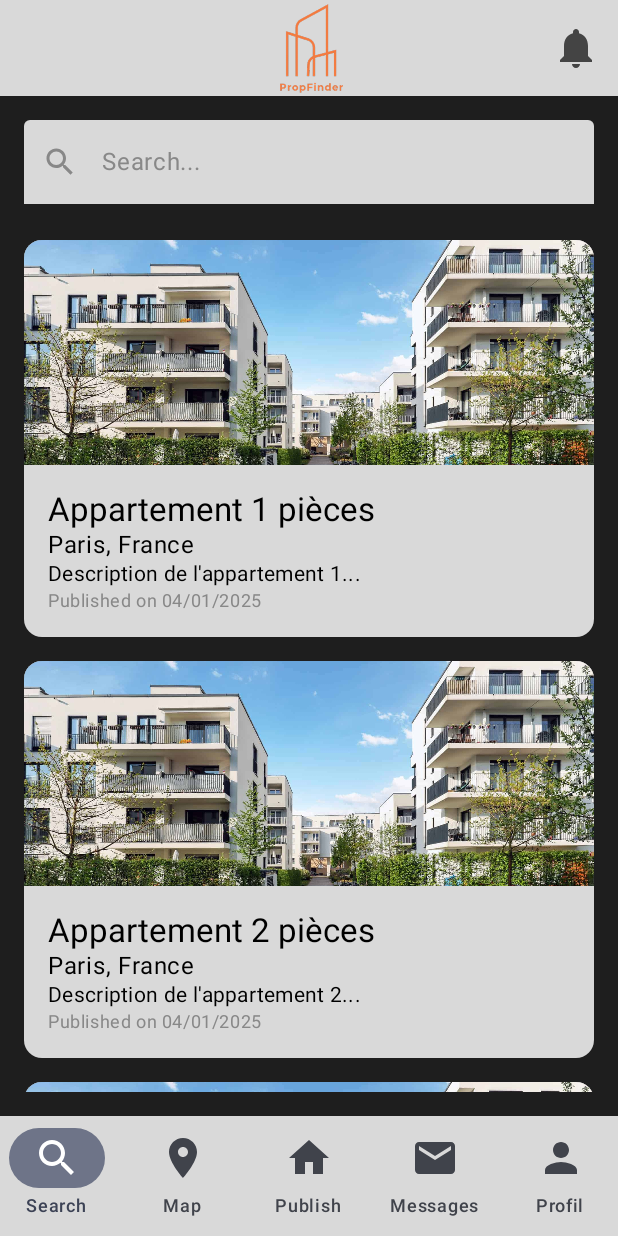
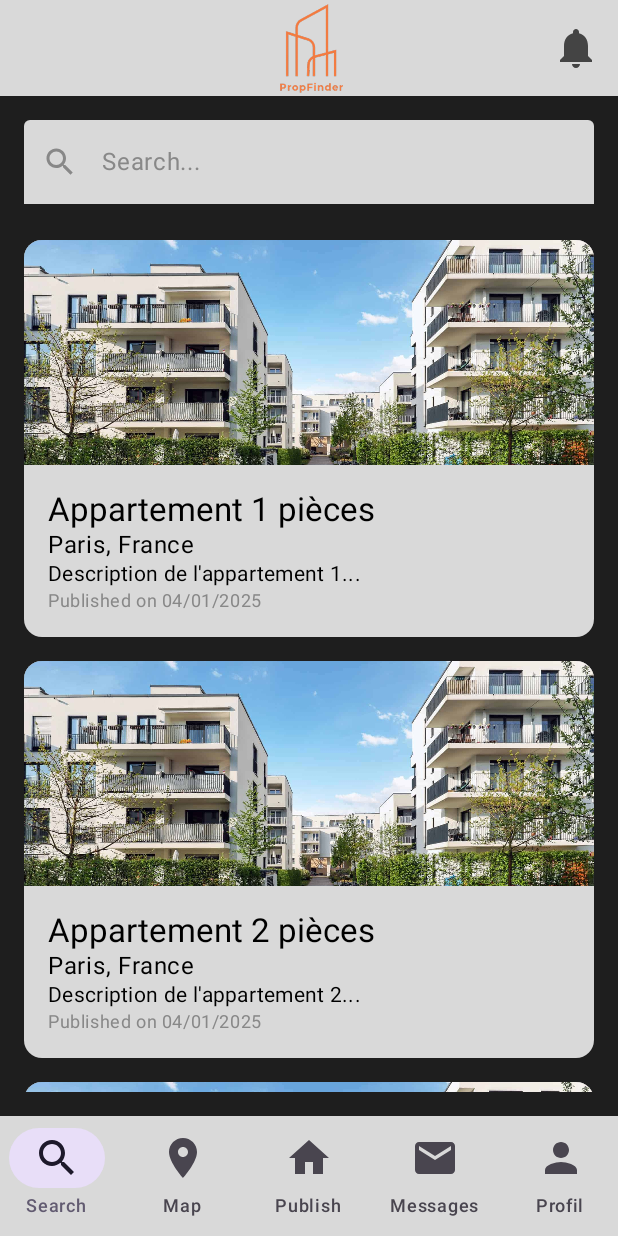
Before and after one commit to Oxnight/PropFinder, an Android app built with Jetpack Compose: the screen it shows after launch (MainActivity), on a phone screen of 412 x 824 dp. Run offline under Robolectric (Android 15) with nearby library versions, the phone set to English and light mode, and no system bars; libraries missing offline, so code that uses them is left out: org.osmdroid.config; 1 statement that could not run was skipped.

Commit message:
Refactor theme handling and add new XML theme resource

```diff
--- a/app/src/main/java/com/example/propfinder/ui/theme/Theme.kt
+++ b/app/src/main/java/com/example/propfinder/ui/theme/Theme.kt
@@ -41,12 +41,7 @@ fun PropFinderTheme(
     content: @Composable () -> Unit
 ) {
     val colorScheme = when {
-        dynamicColor && Build.VERSION.SDK_INT >= Build.VERSION_CODES.S -> {
-            val context = LocalContext.current
-            if (darkTheme) dynamicDarkColorScheme(context) else dynamicLightColorScheme(context)
-        }
-
-        darkTheme -> DarkColorScheme
+        darkTheme -> LightColorScheme
         else -> LightColorScheme
     }
 
--- /dev/null
+++ b/app/src/main/res/values-v21/themes.xml
@@ -0,0 +1,4 @@
+<?xml version="1.0" encoding="utf-8"?>
+<resources>
+    <style name="Theme.PropFinder" parent="android:Theme.Material.Light.NoActionBar" />
+</resources>
```
